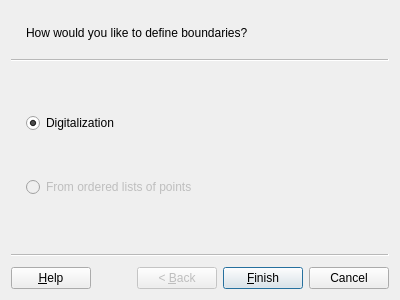
This is asistente_ladm_col/ui/wiz_define_boundaries_cadastre.ui in SwissTierrasColombia/Asistente-LADM-COL as Qt 5 draws it before an edit. The edited form follows.
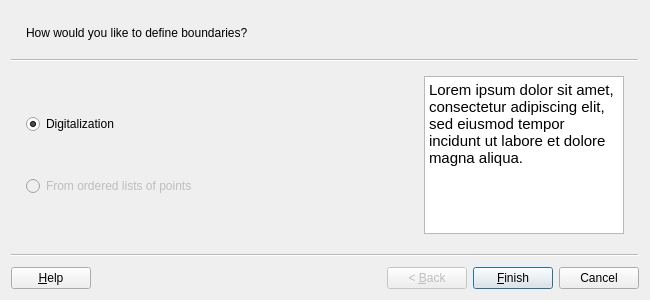
This is the edited form.

Commit message: Add help panels to wizards

Patch:
```diff
--- a/asistente_ladm_col/ui/wiz_define_boundaries_cadastre.ui
+++ b/asistente_ladm_col/ui/wiz_define_boundaries_cadastre.ui
@@ -6,7 +6,7 @@
    <rect>
     <x>0</x>
     <y>0</y>
-    <width>400</width>
+    <width>650</width>
     <height>300</height>
    </rect>
   </property>
@@ -40,6 +40,23 @@
       </property>
      </spacer>
     </item>
+    <item row="0" column="2" rowspan="5">
+     <widget class="QTextBrowser" name="txt_help_page_1">
+      <property name="maximumSize">
+       <size>
+        <width>200</width>
+        <height>16777215</height>
+       </size>
+      </property>
+      <property name="html">
+       <string>&lt;!DOCTYPE HTML PUBLIC &quot;-//W3C//DTD HTML 4.0//EN&quot; &quot;http://www.w3.org/TR/REC-html40/strict.dtd&quot;&gt;
+&lt;html&gt;&lt;head&gt;&lt;meta name=&quot;qrichtext&quot; content=&quot;1&quot; /&gt;&lt;style type=&quot;text/css&quot;&gt;
+p, li { white-space: pre-wrap; }
+&lt;/style&gt;&lt;/head&gt;&lt;body style=&quot; font-family:'Ubuntu'; font-size:11pt; font-weight:400; font-style:normal;&quot;&gt;
+&lt;p style=&quot; margin-top:0px; margin-bottom:0px; margin-left:0px; margin-right:0px; -qt-block-indent:0; text-indent:0px;&quot;&gt;Lorem ipsum dolor sit amet, consectetur adipiscing elit, sed eiusmod tempor incidunt ut labore et dolore magna aliqua.&lt;/p&gt;&lt;/body&gt;&lt;/html&gt;</string>
+      </property>
+     </widget>
+    </item>
     <item row="1" column="0">
      <widget class="QRadioButton" name="radioButton">
       <property name="toolTip">
```
The commit also changes 11 other files.
